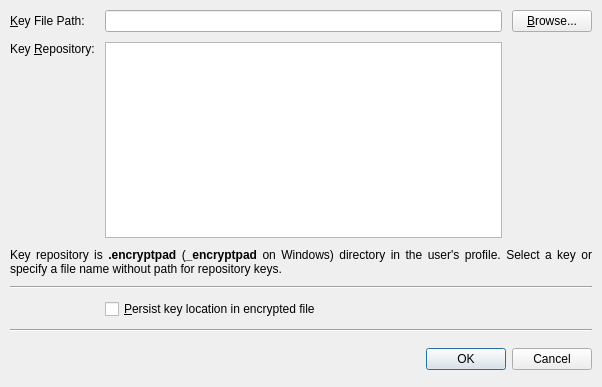
Above: qt_ui/set_key_dialog.ui from evpo/EncryptPad before the change. Below: the same form after it.
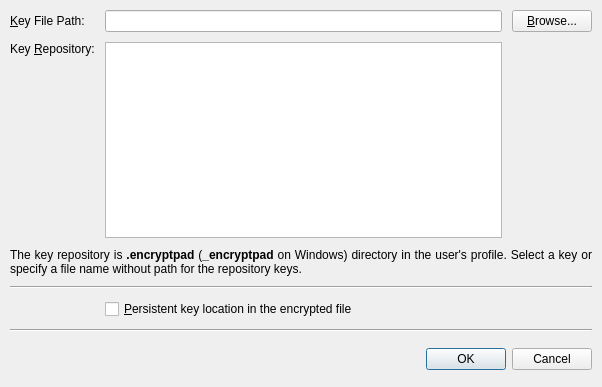
That is the form after the change.

```diff
--- a/qt_ui/set_key_dialog.ui
+++ b/qt_ui/set_key_dialog.ui
@@ -157,14 +157,14 @@
      <item row="4" column="1">
       <widget class="QCheckBox" name="uiPersistKeyLocation">
        <property name="text">
-        <string>&amp;Persist key location in encrypted file</string>
+        <string>&amp;Persistent key location in the encrypted file</string>
        </property>
       </widget>
      </item>
      <item row="2" column="0" colspan="3">
       <widget class="QLabel" name="label_2">
        <property name="text">
-        <string>&lt;html&gt;&lt;head/&gt;&lt;body&gt;&lt;p&gt;Key repository is &lt;span style=&quot; font-weight:600;&quot;&gt;.encryptpad&lt;/span&gt; (&lt;b&gt;_encryptpad&lt;/b&gt; on Windows) directory in the user's profile. Select a key or specify a file name without path for repository keys.&lt;/p&gt;&lt;/body&gt;&lt;/html&gt;</string>
+        <string>&lt;html&gt;&lt;head/&gt;&lt;body&gt;&lt;p&gt;The key repository is &lt;span style=&quot; font-weight:600;&quot;&gt;.encryptpad&lt;/span&gt; (&lt;b&gt;_encryptpad&lt;/b&gt; on Windows) directory in the user's profile. Select a key or specify a file name without path for the repository keys.&lt;/p&gt;&lt;/body&gt;&lt;/html&gt;</string>
        </property>
        <property name="alignment">
         <set>Qt::AlignJustify|Qt::AlignVCenter</set>
```
